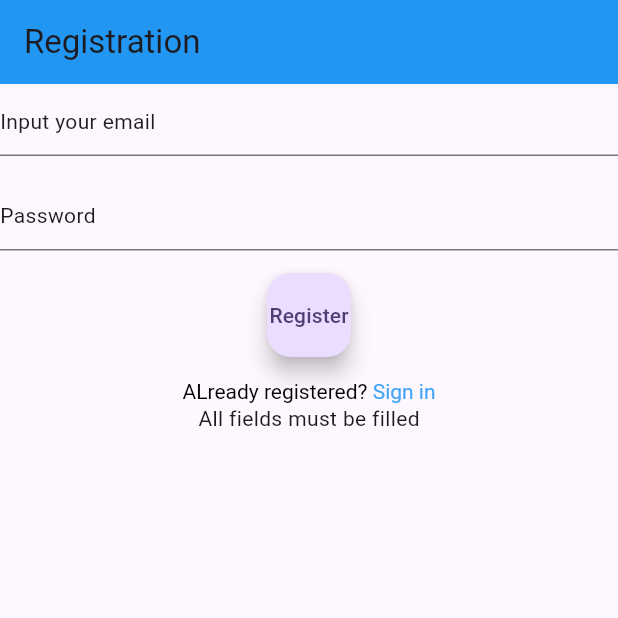
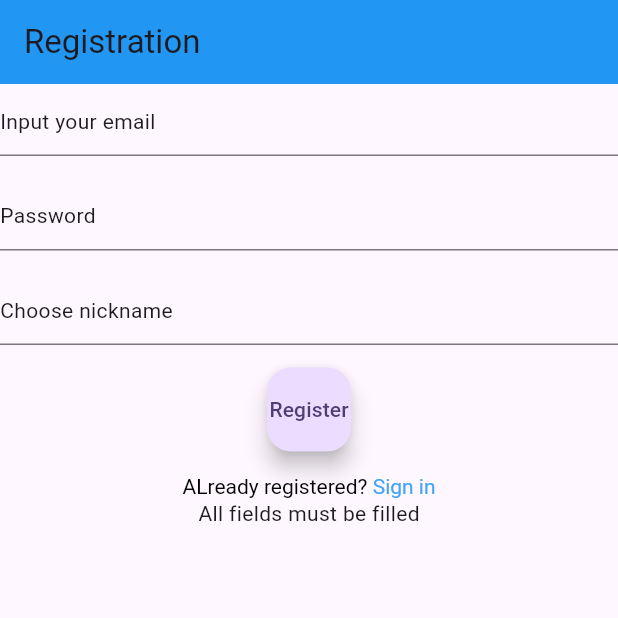
Before and after one commit to NazarHorodetskyi/event_scheduler, a Flutter app: the RegisterScreen screen opened directly, after a tap on "Register", on a phone screen of 412 x 824 dp, the top half of it. Run offline on Flutter 3.47's test engine with Material 3 defaults, Android fonts, the phone set to English and light mode, and no system bars; our stand-ins replace cloud_firestore, firebase_auth, firebase_core, flutter_riverpod; accounts and stored records are empty.

Commit message:
Nickname added and group participants shown
Nickname added

Group participants shown on the screen!

```diff
--- a/lib/Screens/register_screen.dart
+++ b/lib/Screens/register_screen.dart
@@ -16,15 +16,18 @@ class RegisterScreen extends ConsumerStatefulWidget {
 class _RegisterScreenState extends ConsumerState<RegisterScreen> {
   final TextEditingController emailController = TextEditingController();
   final TextEditingController passwordController = TextEditingController();
+  final TextEditingController nicknameController = TextEditingController();
+
   String errorMessage = "";
 
-  void registerButtonClick() async {
+  void _registerButtonClick() async {
     setState(() {
       errorMessage = "";
     });
 
     if (emailController.text.trim().isEmpty ||
-        passwordController.text.trim().isEmpty) {
+        passwordController.text.trim().isEmpty ||
+        nicknameController.text.trim().isEmpty) {
       setState(() {
         errorMessage = "All fields must be filled";
       });
@@ -32,11 +35,25 @@ class _RegisterScreenState extends ConsumerState<RegisterScreen> {
     }
 
     try {
+      final authService = ref.read(authServiceProvider);
+
+      final isNicknameAvaible = await authService.isNicknameAvaible(
+        nicknameController.text.trim(),
+      );
+
+      if (!isNicknameAvaible) {
+        setState(() {
+          errorMessage = "Nickname is not avaible";
+        });
+        return;
+      }
+
       await ref
           .read(authServiceProvider)
           .createUser(
             email: emailController.text.trim(),
             password: passwordController.text.trim(),
+            nickname: nicknameController.text.trim(),
           );
 
       if (mounted) {
@@ -76,6 +93,7 @@ class _RegisterScreenState extends ConsumerState<RegisterScreen> {
   void dispose() {
     emailController.dispose();
     passwordController.dispose();
+    nicknameController.dispose();
     super.dispose();
   }
 
@@ -102,9 +120,17 @@ class _RegisterScreenState extends ConsumerState<RegisterScreen> {
               ),
             ),
             SizedBox(height: 15),
+            TextField(
+              controller: nicknameController,
+              decoration: InputDecoration(
+                hint: Text("Choose nickname"),
+                hintStyle: TextStyle(backgroundColor: Colors.grey[350]),
+              ),
+            ),
+            SizedBox(height: 15),
             FloatingActionButton(
               onPressed: () {
-                registerButtonClick();
+                _registerButtonClick();
               },
               child: Text("Register"),
             ),
--- a/lib/services/auth_service.dart
+++ b/lib/services/auth_service.dart
@@ -42,6 +42,7 @@ class AuthService {
   Future<DatabaseUser> createUser({
     required String email,
     required String password,
+    required String nickname,
   }) async {
     final userCredential = await _firebaseAuth.createUserWithEmailAndPassword(
       email: email,
@@ -145,13 +146,11 @@ class AuthService {
             .doc(userId);
         batch.delete(userRef);
         await batch.commit();
-        print("--- ✅ Дані користувача повністю вичищено з бази ---");
       }
 
       await user.delete();
-      print("--- 🗑️ Акаунт успішно видалено назавжди ---");
     } catch (e) {
-      print("--- ❌ Помилка видалення акаунту: $e ---");
+      rethrow;
     }
   }
 
@@ -167,4 +166,14 @@ class AuthService {
     await currentUser!.updatePassword(newPassword);
     return;
   }
+
+  Future<bool> isNicknameAvaible(String nickname) async {
+    final snapshot = await _db
+        .collection(FirebaseConstants.usersCollection)
+        .where(FirebaseConstants.nickname, isEqualTo: nickname)
+        .limit(1)
+        .get();
+
+    return snapshot.docs.isEmpty;
+  }
 }
```
Also changed, not shown: lib/Screens/group_details_screen.dart (+47 -0 lines), lib/providers/group_service_provider.dart (+8 -0 lines), lib/services/group_service.dart (+37 -1 lines).
